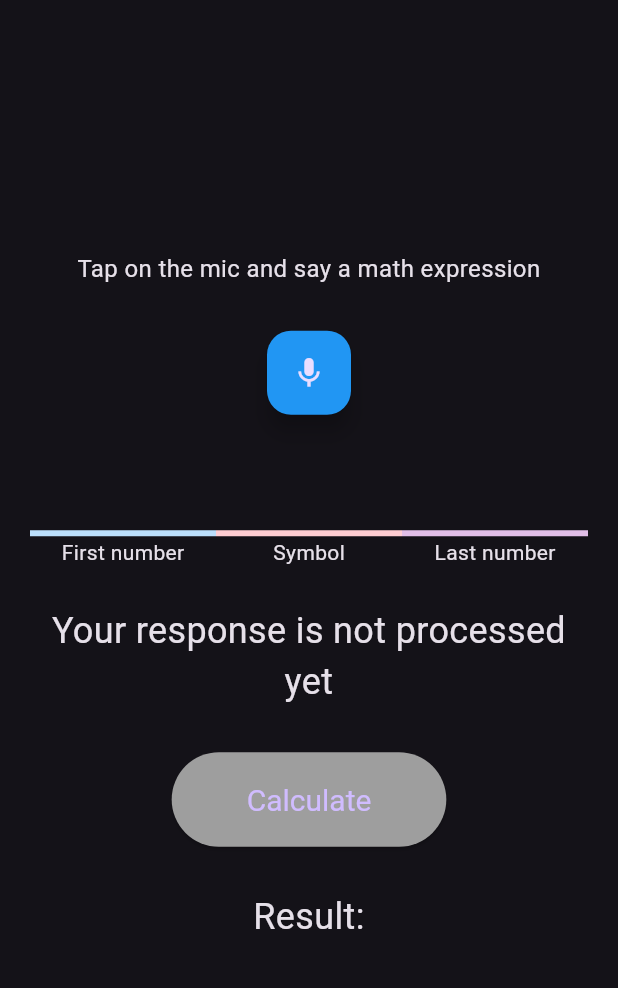
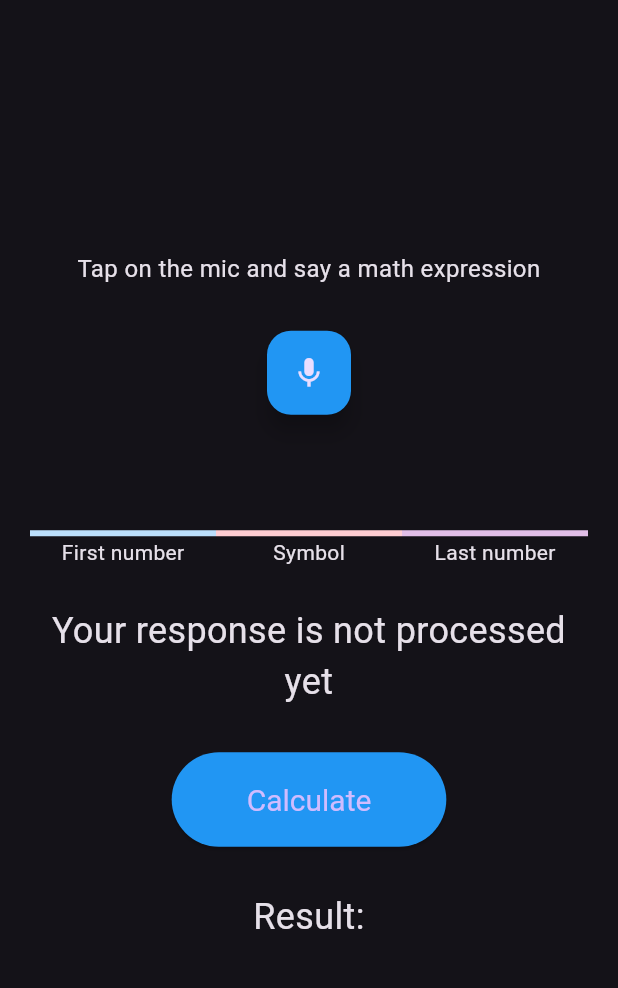
Before and after one commit to thebetar/IASRProject, a Flutter app: the screen it shows after launch, on a phone screen of 412 x 824 dp, the part 63-1051 px from its top. Run offline on Flutter 3.47's test engine with Material 3 defaults, Android fonts, the phone set to English and light mode, and no system bars; missing offline and left inert: dart:html.

Commit message:
chore: update mic and calculator highlighting

```diff
--- a/client/lib/main.dart
+++ b/client/lib/main.dart
@@ -39,7 +39,8 @@ class _MyHomePageState extends State<MyHomePage> with TickerProviderStateMixin {
   String _result = '';
   String _spokenText = '';
   bool _isFirstPress = true;
-  bool _isMicHighlighted = true;
+  bool _isMicHighlighted = false;
+  bool _isCalculationInProgress = false;
 
   @override
   void initState() {
@@ -102,13 +103,12 @@ class _MyHomePageState extends State<MyHomePage> with TickerProviderStateMixin {
       actions: {
         ActivateIntent: CallbackAction(
           onInvoke: (e) {
-            print('Space pressed');
             if (_isFirstPress) {
               _speechUtils.startRecording();
               _isMicHighlighted = true;
             } else {
               _speechUtils.stopRecording();
-              _isMicHighlighted = false;
+              _isCalculationInProgress = true;
             }
             _isFirstPress = !_isFirstPress;
             setState(() {});
@@ -136,8 +136,13 @@ class _MyHomePageState extends State<MyHomePage> with TickerProviderStateMixin {
                   onPressed: () {
                     _speechUtils.startRecording();
                   },
-                  backgroundColor:
-                      _isMicHighlighted ? Colors.blue : Colors.grey,
+                  backgroundColor: Colors.blue,
+                  shape: _isMicHighlighted
+                    ? const RoundedRectangleBorder(
+                      side: BorderSide(
+                        color: Colors.red,
+                         width: 3))
+                    : null,
                   child: const Icon(Icons.mic),
                 ),
                 const SizedBox(height: 10),
@@ -217,11 +222,10 @@ class _MyHomePageState extends State<MyHomePage> with TickerProviderStateMixin {
                     _speechUtils.stopRecording();
                   },
                   style: ElevatedButton.styleFrom(
-                    backgroundColor:
-                        _isMicHighlighted ? Colors.grey : Colors.blue,
-                    padding: const EdgeInsets.symmetric(
-                        horizontal: 50, vertical: 20),
+                    primary: Colors.blue,
+                    padding: const EdgeInsets.symmetric(horizontal: 50, vertical: 20),
                     textStyle: const TextStyle(fontSize: 20),
+                    side: _isCalculationInProgress ? const BorderSide(color: Colors.red, width: 3) : BorderSide.none,
                   ),
                   child: const Text('Calculate'),
                 ),
```
